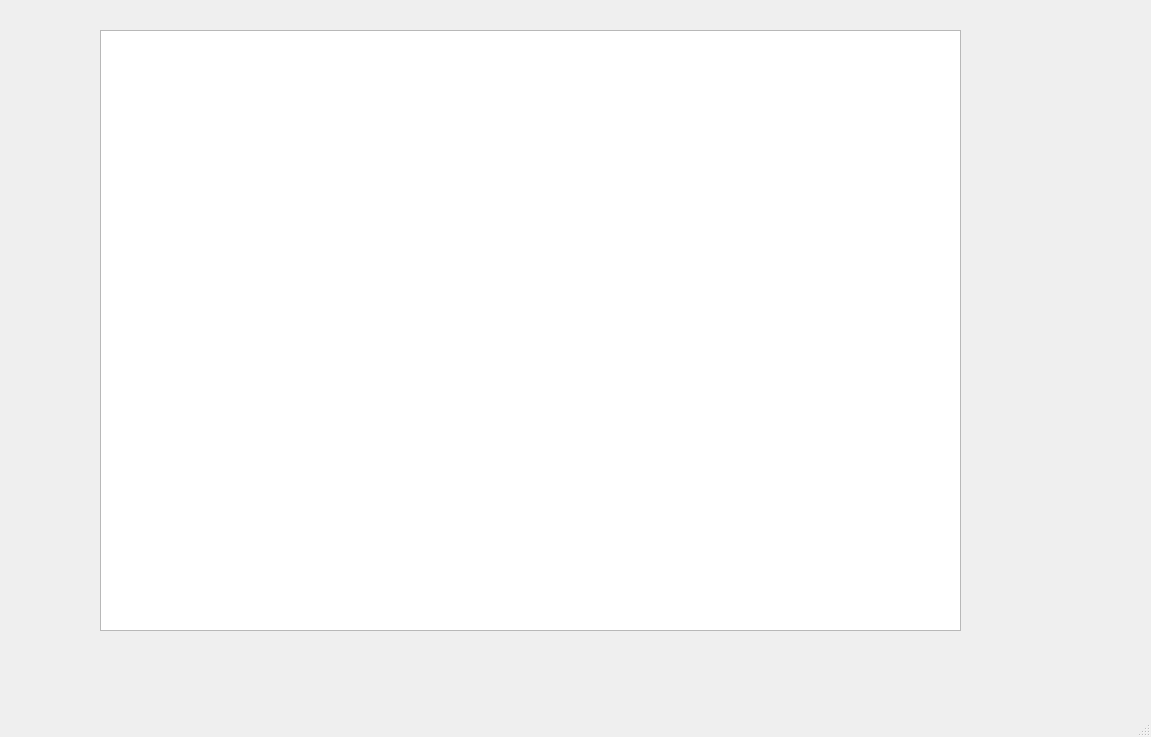
First picture: the form in Proyecto_final/mainwindow.ui, repository luis-casta/juego_dragonball, before the edit.
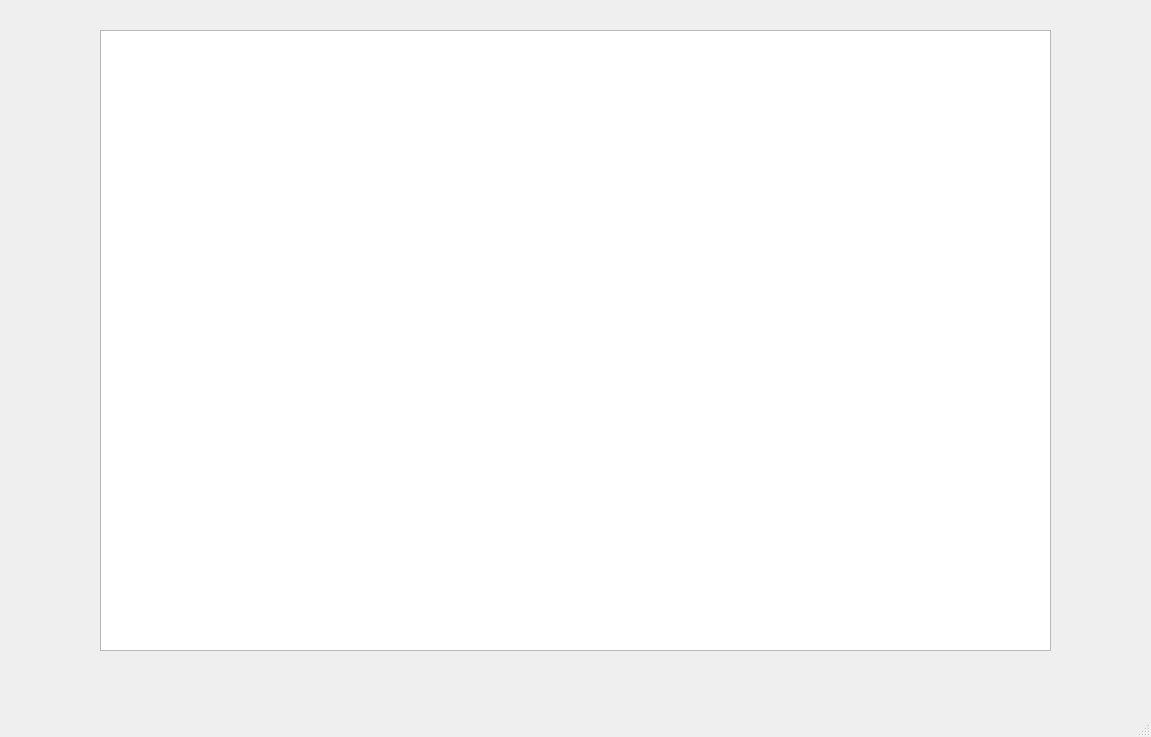
Second picture: the form after the edit.

```diff
--- a/Proyecto_final/mainwindow.ui
+++ b/Proyecto_final/mainwindow.ui
@@ -19,8 +19,8 @@
      <rect>
       <x>100</x>
       <y>30</y>
-      <width>861</width>
-      <height>601</height>
+      <width>951</width>
+      <height>621</height>
      </rect>
     </property>
    </widget>
```
